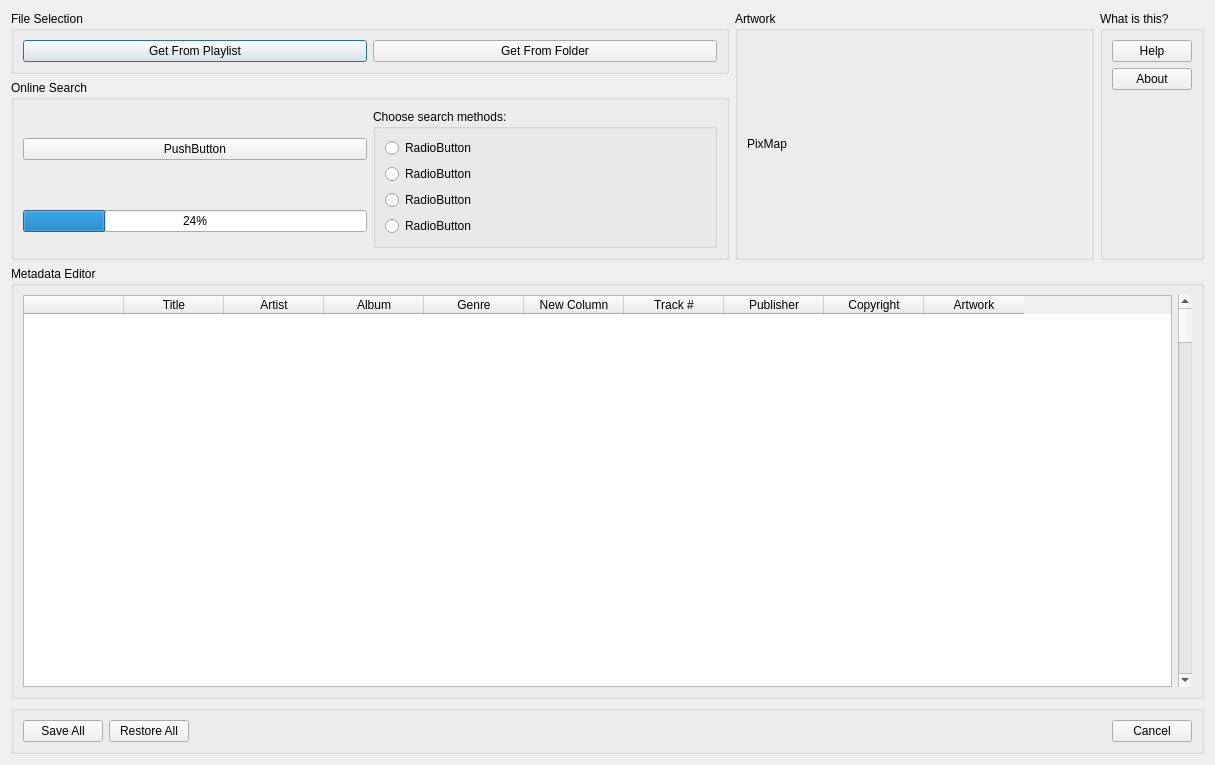
First picture: the form in modules/gui/qt/ui/extmetamanager.ui, repository ASantosVal/vlc, before the edit.
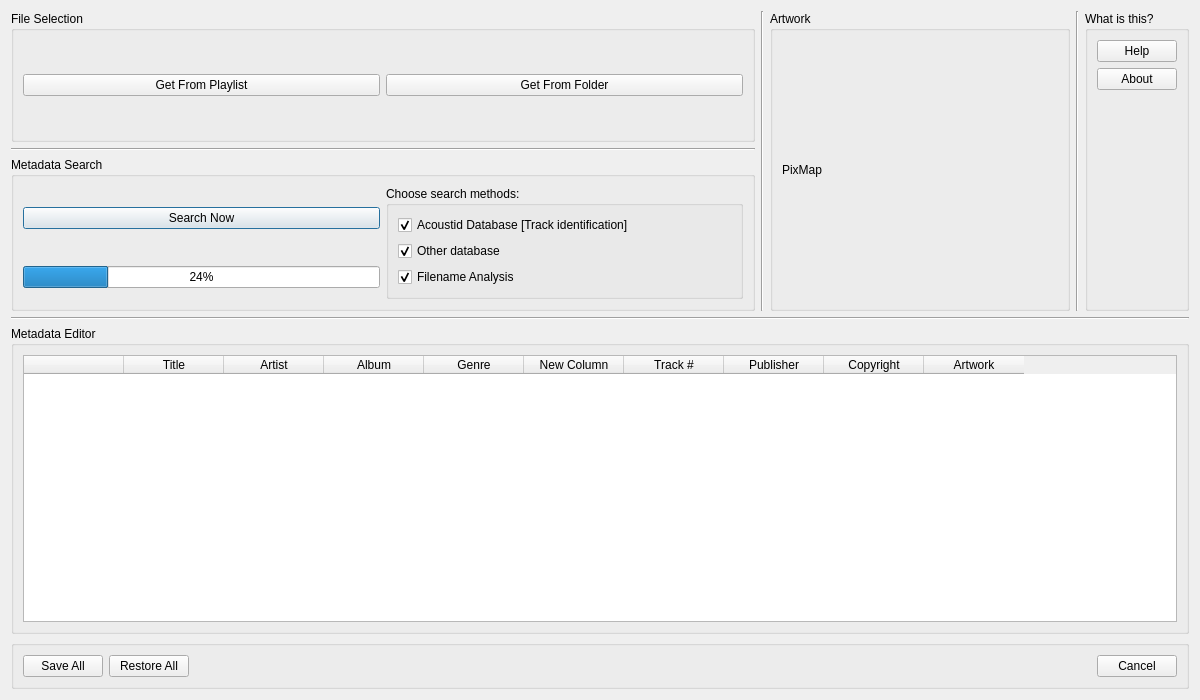
Second picture: the form after the edit.

Patch:
```diff
--- a/modules/gui/qt/ui/extmetamanager.ui
+++ b/modules/gui/qt/ui/extmetamanager.ui
@@ -6,84 +6,101 @@
    <rect>
     <x>0</x>
     <y>0</y>
-    <width>1215</width>
-    <height>765</height>
+    <width>1200</width>
+    <height>700</height>
    </rect>
   </property>
+  <property name="minimumSize">
+   <size>
+    <width>1200</width>
+    <height>700</height>
+   </size>
+  </property>
   <property name="windowTitle">
    <string>Dialog</string>
   </property>
   <layout class="QGridLayout" name="gridLayout">
-   <item row="2" column="0" colspan="4">
-    <widget class="QGroupBox" name="GroupBox_MetadataEditor">
+   <item row="2" column="0" colspan="2">
+    <widget class="QGroupBox" name="GroupBox_OnlineSearch">
      <property name="title">
-      <string>Metadata Editor</string>
+      <string>Metadata Search</string>
      </property>
-     <layout class="QHBoxLayout" name="horizontalLayout_2">
-      <item>
-       <widget class="QTableWidget" name="tableWidget">
-        <column>
-         <property name="text">
-          <string/>
-         </property>
-        </column>
-        <column>
-         <property name="text">
-          <string>Title</string>
-         </property>
-        </column>
-        <column>
-         <property name="text">
-          <string>Artist</string>
-         </property>
-        </column>
-        <column>
-         <property name="text">
-          <string>Album</string>
-         </property>
-        </column>
-        <column>
-         <property name="text">
-          <string>Genre</string>
-         </property>
-        </column>
-        <column>
-         <property name="text">
-          <string>New Column</string>
-         </property>
-        </column>
-        <column>
-         <property name="text">
-          <string>Track #</string>
-         </property>
-        </column>
-        <column>
-         <property name="text">
-          <string>Publisher</string>
-         </property>
-        </column>
-        <column>
-         <property name="text">
-          <string>Copyright</string>
-         </property>
-        </column>
-        <column>
-         <property name="text">
-          <string>Artwork</string>
-         </property>
-        </column>
+     <layout class="QGridLayout" name="gridLayout_2">
+      <item row="0" column="1" rowspan="2">
+       <widget class="QGroupBox" name="GroupBox_SearchMethods">
+        <property name="sizePolicy">
+         <sizepolicy hsizetype="Minimum" vsizetype="Minimum">
+          <horstretch>0</horstretch>
+          <verstretch>0</verstretch>
+         </sizepolicy>
+        </property>
+        <property name="title">
+         <string>Choose search methods:</string>
+        </property>
+        <layout class="QVBoxLayout" name="verticalLayout">
+         <item>
+          <widget class="QCheckBox" name="checkBox">
+           <property name="text">
+            <string>Acoustid Database [Track identification]</string>
+           </property>
+           <property name="checked">
+            <bool>true</bool>
+           </property>
+          </widget>
+         </item>
+         <item>
+          <widget class="QCheckBox" name="checkBox_2">
+           <property name="text">
+            <string>Other database</string>
+           </property>
+           <property name="checked">
+            <bool>true</bool>
+           </property>
+          </widget>
+         </item>
+         <item>
+          <widget class="QCheckBox" name="checkBox_3">
+           <property name="text">
+            <string>Filename Analysis</string>
+           </property>
+           <property name="checked">
+            <bool>true</bool>
+           </property>
+          </widget>
+         </item>
+        </layout>
        </widget>
       </item>
-      <item>
-       <widget class="QScrollBar" name="verticalScrollBar">
-        <property name="orientation">
-         <enum>Qt::Vertical</enum>
+      <item row="0" column="0">
+       <widget class="QPushButton" name="pushButton_3">
+        <property name="text">
+         <string>Search Now</string>
+        </property>
+       </widget>
+      </item>
+      <item row="1" column="0">
+       <widget class="QProgressBar" name="progressBar_search">
+        <property name="sizePolicy">
+         <sizepolicy hsizetype="Minimum" vsizetype="Fixed">
+          <horstretch>0</horstretch>
+          <verstretch>0</verstretch>
+         </sizepolicy>
+        </property>
+        <property name="value">
+         <number>24</number>
         </property>
        </widget>
       </item>
      </layout>
     </widget>
    </item>
+   <item row="3" column="0" colspan="6">
+    <widget class="Line" name="line">
+     <property name="orientation">
+      <enum>Qt::Horizontal</enum>
+     </property>
+    </widget>
+   </item>
    <item row="0" column="0" colspan="2">
     <widget class="QGroupBox" name="GroupBox_FileSelection">
      <property name="title">
@@ -107,7 +124,35 @@
      </layout>
     </widget>
    </item>
-   <item row="3" column="0" colspan="4">
+   <item row="0" column="3" rowspan="3">
+    <widget class="QGroupBox" name="GroupBox_Artwork">
+     <property name="sizePolicy">
+      <sizepolicy hsizetype="Fixed" vsizetype="Fixed">
+       <horstretch>0</horstretch>
+       <verstretch>0</verstretch>
+      </sizepolicy>
+     </property>
+     <property name="minimumSize">
+      <size>
+       <width>300</width>
+       <height>300</height>
+      </size>
+     </property>
+     <property name="title">
+      <string>Artwork</string>
+     </property>
+     <layout class="QHBoxLayout" name="horizontalLayout_4">
+      <item>
+       <widget class="QLabel" name="label">
+        <property name="text">
+         <string>PixMap</string>
+        </property>
+       </widget>
+      </item>
+     </layout>
+    </widget>
+   </item>
+   <item row="5" column="0" colspan="6">
     <widget class="QGroupBox" name="GroupBox_SetButtons">
      <property name="title">
       <string/>
@@ -150,7 +195,70 @@
      </layout>
     </widget>
    </item>
-   <item row="0" column="3" rowspan="2">
+   <item row="4" column="0" colspan="6">
+    <widget class="QGroupBox" name="GroupBox_MetadataEditor">
+     <property name="title">
+      <string>Metadata Editor</string>
+     </property>
+     <layout class="QHBoxLayout" name="horizontalLayout_2">
+      <item>
+       <widget class="QTableWidget" name="tableWidget_metadata">
+        <column>
+         <property name="text">
+          <string notr="true"/>
+         </property>
+        </column>
+        <column>
+         <property name="text">
+          <string>Title</string>
+         </property>
+        </column>
+        <column>
+         <property name="text">
+          <string>Artist</string>
+         </property>
+        </column>
+        <column>
+         <property name="text">
+          <string>Album</string>
+         </property>
+        </column>
+        <column>
+         <property name="text">
+          <string>Genre</string>
+         </property>
+        </column>
+        <column>
+         <property name="text">
+          <string>New Column</string>
+         </property>
+        </column>
+        <column>
+         <property name="text">
+          <string>Track #</string>
+         </property>
+        </column>
+        <column>
+         <property name="text">
+          <string>Publisher</string>
+         </property>
+        </column>
+        <column>
+         <property name="text">
+          <string>Copyright</string>
+         </property>
+        </column>
+        <column>
+         <property name="text">
+          <string>Artwork</string>
+         </property>
+        </column>
+       </widget>
+      </item>
+     </layout>
+    </widget>
+   </item>
+   <item row="0" column="5" rowspan="3">
     <widget class="QGroupBox" name="GroupBox_WhatIsThis">
      <property name="sizePolicy">
       <sizepolicy hsizetype="Fixed" vsizetype="Minimum">
@@ -204,98 +312,25 @@
      </layout>
     </widget>
    </item>
-   <item row="0" column="2" rowspan="2">
-    <widget class="QGroupBox" name="GroupBox_Artwork">
-     <property name="sizePolicy">
-      <sizepolicy hsizetype="Minimum" vsizetype="Minimum">
-       <horstretch>0</horstretch>
-       <verstretch>0</verstretch>
-      </sizepolicy>
-     </property>
-     <property name="title">
-      <string>Artwork</string>
-     </property>
-     <layout class="QHBoxLayout" name="horizontalLayout_4">
-      <item>
-       <widget class="QLabel" name="label">
-        <property name="text">
-         <string>PixMap</string>
-        </property>
-       </widget>
-      </item>
-     </layout>
-    </widget>
-   </item>
    <item row="1" column="0" colspan="2">
-    <widget class="QGroupBox" name="GroupBox_OnlineSearch">
-     <property name="title">
-      <string>Online Search</string>
+    <widget class="Line" name="line_2">
+     <property name="orientation">
+      <enum>Qt::Horizontal</enum>
      </property>
-     <layout class="QGridLayout" name="gridLayout_2">
-      <item row="0" column="1" rowspan="2">
-       <widget class="QGroupBox" name="GroupBox_SearchMethods">
-        <property name="sizePolicy">
-         <sizepolicy hsizetype="Minimum" vsizetype="Minimum">
-          <horstretch>0</horstretch>
-          <verstretch>0</verstretch>
-         </sizepolicy>
-        </property>
-        <property name="title">
-         <string>Choose search methods:</string>
-        </property>
-        <layout class="QVBoxLayout" name="verticalLayout">
-         <item>
-          <widget class="QRadioButton" name="radioButton">
-           <property name="text">
-            <string>RadioButton</string>
-           </property>
-          </widget>
-         </item>
-         <item>
-          <widget class="QRadioButton" name="radioButton_4">
-           <property name="text">
-            <string>RadioButton</string>
-           </property>
-          </widget>
-         </item>
-         <item>
-          <widget class="QRadioButton" name="radioButton_3">
-           <property name="text">
-            <string>RadioButton</string>
-           </property>
-          </widget>
-         </item>
-         <item>
-          <widget class="QRadioButton" name="radioButton_2">
-           <property name="text">
-            <string>RadioButton</string>
-           </property>
-          </widget>
-         </item>
-        </layout>
-       </widget>
-      </item>
-      <item row="1" column="0">
-       <widget class="QProgressBar" name="progressBar">
-        <property name="sizePolicy">
-         <sizepolicy hsizetype="Minimum" vsizetype="Fixed">
-          <horstretch>0</horstretch>
-          <verstretch>0</verstretch>
-         </sizepolicy>
-        </property>
-        <property name="value">
-         <number>24</number>
-        </property>
-       </widget>
-      </item>
-      <item row="0" column="0">
-       <widget class="QPushButton" name="pushButton_3">
-        <property name="text">
-         <string>PushButton</string>
-        </property>
-       </widget>
-      </item>
-     </layout>
+    </widget>
+   </item>
+   <item row="0" column="4" rowspan="3">
+    <widget class="Line" name="line_5">
+     <property name="orientation">
+      <enum>Qt::Vertical</enum>
+     </property>
+    </widget>
+   </item>
+   <item row="0" column="2" rowspan="3">
+    <widget class="Line" name="line_3">
+     <property name="orientation">
+      <enum>Qt::Vertical</enum>
+     </property>
     </widget>
    </item>
   </layout>
```
Left out of the diff: 6 changed lines with no effect on the pictures.
